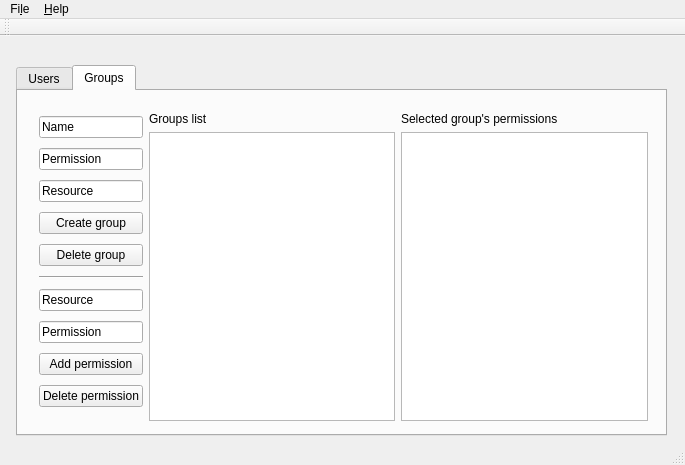
Credid/credid-client-qt, file MainWindow.ui: the form before one commit.
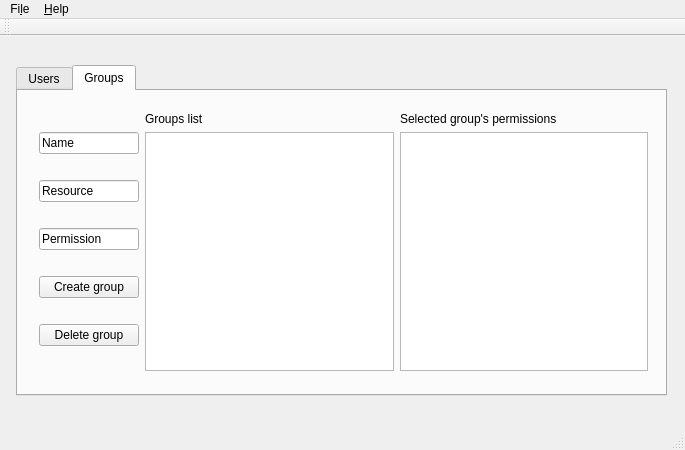
The form after the commit.

The edit to the form file:
```diff
--- a/MainWindow.ui
+++ b/MainWindow.ui
@@ -7,7 +7,7 @@
     <x>0</x>
     <y>0</y>
     <width>685</width>
-    <height>465</height>
+    <height>450</height>
    </rect>
   </property>
   <property name="windowTitle">
@@ -20,7 +20,7 @@
       <x>16</x>
       <y>29</y>
       <width>651</width>
-      <height>371</height>
+      <height>331</height>
      </rect>
     </property>
     <property name="currentIndex">
@@ -218,7 +218,7 @@
         <x>10</x>
         <y>10</y>
         <width>631</width>
-        <height>331</height>
+        <height>281</height>
        </rect>
       </property>
       <layout class="QHBoxLayout" name="layoutGroups">
@@ -229,12 +229,8 @@
            <property name="text">
             <string>Name</string>
            </property>
-          </widget>
-         </item>
-         <item>
-          <widget class="QLineEdit" name="newGroup_Permission">
            <property name="text">
-            <string>Permission</string>
+            <string>Name</string>
            </property>
           </widget>
          </item>
@@ -245,6 +241,16 @@
            </property>
           </widget>
          </item>
+         <item>
+          <widget class="QLineEdit" name="newGroup_Permission">
+           <property name="toolTip">
+            <string>&lt;html&gt;&lt;head/&gt;&lt;body&gt;&lt;p&gt;Group permission&lt;/p&gt;&lt;/body&gt;&lt;/html&gt;</string>
+           </property>
+           <property name="text">
+            <string>Permission</string>
+           </property>
+          </widget>
+         </item>
          <item>
           <widget class="QPushButton" name="newGroup">
            <property name="text">
@@ -259,41 +265,6 @@
            </property>
           </widget>
          </item>
-         <item>
-          <widget class="Line" name="line">
-           <property name="orientation">
-            <enum>Qt::Horizontal</enum>
-           </property>
-          </widget>
-         </item>
-         <item>
-          <widget class="QLineEdit" name="newPermission_Resource">
-           <property name="text">
-            <string>Resource</string>
-           </property>
-          </widget>
-         </item>
-         <item>
-          <widget class="QLineEdit" name="newPermission_Permission">
-           <property name="text">
-            <string>Permission</string>
-           </property>
-          </widget>
-         </item>
-         <item>
-          <widget class="QPushButton" name="newPermission">
-           <property name="text">
-            <string>Add permission</string>
-           </property>
-          </widget>
-         </item>
-         <item>
-          <widget class="QPushButton" name="removePermission">
-           <property name="text">
-            <string>Delete permission</string>
-           </property>
-          </widget>
-         </item>
         </layout>
        </item>
        <item>
@@ -332,7 +303,7 @@
     <property name="geometry">
      <rect>
       <x>10</x>
-      <y>10</y>
+      <y>370</y>
       <width>651</width>
       <height>20</height>
      </rect>
```
Left out of the diff: 19 changed lines with no effect on the pictures.
